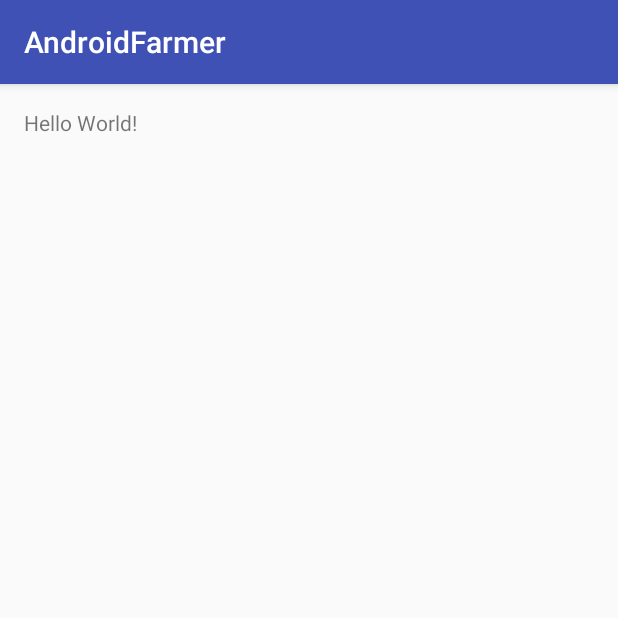
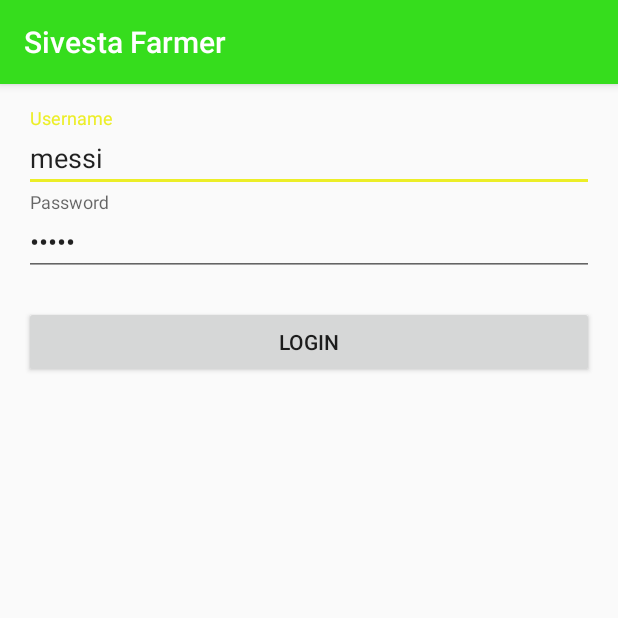
Before and after one commit to mramdanf/sivesta, an Android app: the screen it shows after launch (MainActivity before the commit, LoginActivity after it), on a phone screen of 412 x 824 dp, the top half of it. Run offline under Robolectric (Android 15) with nearby library versions, the phone set to English and light mode, and no system bars; our stand-ins replace ButterKnife, RxJava.

Commit message:
Farmer login android

```diff
--- a/AndroidFarmer/app/src/main/AndroidManifest.xml
+++ b/AndroidFarmer/app/src/main/AndroidManifest.xml
@@ -1,6 +1,8 @@
 <?xml version="1.0" encoding="utf-8"?>
 <manifest xmlns:android="http://schemas.android.com/apk/res/android"
     package="com.sivesta.androidfarmer">
+
+    <uses-permission android:name="android.permission.INTERNET" />
 
     <application
         android:allowBackup="true"
@@ -8,13 +10,15 @@
         android:label="@string/app_name"
         android:supportsRtl="true"
         android:theme="@style/AppTheme">
-        <activity android:name=".MainActivity">
+        <activity android:name=".Activity.LoginActivity">
             <intent-filter>
                 <action android:name="android.intent.action.MAIN" />
 
                 <category android:name="android.intent.category.LAUNCHER" />
             </intent-filter>
         </activity>
+        <activity android:name=".Activity.MainActivity" />
+        <activity android:name=".Activity.FormKomoditasActivity"></activity>
     </application>
 
 </manifest>
--- /dev/null
+++ b/AndroidFarmer/app/src/main/java/com/sivesta/androidfarmer/Activity/LoginActivity.java
@@ -0,0 +1,114 @@
+package com.sivesta.androidfarmer.Activity;
+
+import android.app.ProgressDialog;
+import android.content.Intent;
+import android.support.annotation.NonNull;
+import android.support.v7.app.AppCompatActivity;
+import android.os.Bundle;
+import android.util.Log;
+import android.view.View;
+import android.widget.EditText;
+
+import com.sivesta.androidfarmer.ApiEndPoint.FarmerEndPoint;
+import com.sivesta.androidfarmer.Helpers.AppConst;
+import com.sivesta.androidfarmer.Helpers.RetrofitHelper;
+import com.sivesta.androidfarmer.Helpers.Utility;
+import com.sivesta.androidfarmer.Models.Farmer;
+import com.sivesta.androidfarmer.R;
+
+import org.reactivestreams.Subscription;
+
+import butterknife.BindView;
+import butterknife.ButterKnife;
+import butterknife.OnClick;
+import io.reactivex.Observable;
+import io.reactivex.Observer;
+import io.reactivex.android.schedulers.AndroidSchedulers;
+import io.reactivex.disposables.CompositeDisposable;
+import io.reactivex.disposables.Disposable;
+import io.reactivex.schedulers.Schedulers;
+
+public class LoginActivity extends AppCompatActivity {
+
+    @BindView(R.id.in_username) EditText etUsername;
+    @BindView(R.id.in_password) EditText etPassword;
+
+    private final String LOG_TAG = this.getClass().getSimpleName();
+    private FarmerEndPoint mFarmerService;
+    private ProgressDialog mProgressDialog;
+
+    @NonNull
+    private CompositeDisposable mCompositeDisposable = new CompositeDisposable();
+
+    @Override
+    protected void onCreate(Bundle savedInstanceState) {
+        super.onCreate(savedInstanceState);
+        setContentView(R.layout.activity_login);
+
+        ButterKnife.bind(this);
+
+        mProgressDialog = new ProgressDialog(this);
+        mProgressDialog.setMessage(getString(R.string.please_wait_tex));
+        mProgressDialog.setCancelable(false);
+
+    }
+
+    private void checkLoginApi(Farmer farmer) {
+        mProgressDialog.show();
+        mFarmerService = new RetrofitHelper()
+                .getFarmerService(farmer.getUsername(), farmer.getPassword());
+        Observable<Farmer> loginFarmer = mFarmerService.checkLogin();
+        loginFarmer
+                .subscribeOn(Schedulers.newThread())
+                .observeOn(AndroidSchedulers.mainThread())
+                .subscribe(new Observer<Farmer>() {
+                    @Override
+                    public void onSubscribe(@io.reactivex.annotations.NonNull Disposable d) {
+
+                    }
+
+                    @Override
+                    public void onNext(@io.reactivex.annotations.NonNull Farmer farmer) {
+                        mProgressDialog.dismiss();
+                        Utility.setFarmerPrefs(LoginActivity.this, farmer);
+
+                        Intent mainActIntent = new Intent(LoginActivity.this, MainActivity.class);
+                        mainActIntent.putExtra(AppConst.OBJ_FARMER, farmer);
+                        startActivity(mainActIntent);
+                        finish();
+                    }
+
+                    @Override
+                    public void onError(@io.reactivex.annotations.NonNull Throwable e) {
+                        mProgressDialog.dismiss();
+                        if (e.getMessage().equals("HTTP 401 Unauthorized"))
+                            Utility.displayAlert(LoginActivity.this, getString(R.string.login_failed_tex));
+
+
+
+                    }
+
+                    @Override
+                    public void onComplete() {
+
+                    }
+                });
+
+
+    }
+
+    @Override
+    protected void onPause() {
+        super.onPause();
+        if (mProgressDialog != null)
+            mProgressDialog.dismiss();
+    }
+
+    @OnClick(R.id.btn_submit_login)
+    public void submitLogin(View v) {
+        Farmer f = new Farmer();
+        f.setUsername(etUsername.getText().toString());
+        f.setPassword(etPassword.getText().toString());
+        checkLoginApi(f);
+    }
+}
--- /dev/null
+++ b/AndroidFarmer/app/src/main/java/com/sivesta/androidfarmer/Helpers/AppConst.java
@@ -0,0 +1,15 @@
+package com.sivesta.androidfarmer.Helpers;
+
+/**
+ * Created by Ramdan Firdaus on 3/12/2017.
+ */
+
+public interface AppConst {
+    String PRF_FARMER = "prf_farmer";
+    String PRF_TAG_UNAME = "prf_tag_uname";
+    String PRF_TAG_PASS = "prf_tag_pass";
+    String OBJ_FARMER = "obj_farmer";
+    String OBJ_KOMODITAS = "obj_komoditas";
+    String VIEW_ID = "view_id";
+    String LIST_OBJ_KOMODITAS = "list_obj_komoditas";
+}
--- a/AndroidFarmer/app/src/main/java/com/sivesta/androidfarmer/MainActivity.java
+++ /dev/null
@@ -1,13 +0,0 @@
-package com.sivesta.androidfarmer;
-
-import android.support.v7.app.AppCompatActivity;
-import android.os.Bundle;
-
-public class MainActivity extends AppCompatActivity {
-
-    @Override
-    protected void onCreate(Bundle savedInstanceState) {
-        super.onCreate(savedInstanceState);
-        setContentView(R.layout.activity_main);
-    }
-}
--- /dev/null
+++ b/AndroidFarmer/app/src/main/res/layout/activity_login.xml
@@ -0,0 +1,52 @@
+<?xml version="1.0" encoding="utf-8"?>
+<LinearLayout
+    xmlns:android="http://schemas.android.com/apk/res/android"
+    xmlns:tools="http://schemas.android.com/tools"
+    android:id="@+id/activity_main"
+    android:layout_width="match_parent"
+    android:layout_height="match_parent"
+    android:paddingBottom="@dimen/activity_vertical_margin"
+    android:paddingLeft="@dimen/activity_horizontal_margin"
+    android:paddingRight="@dimen/activity_horizontal_margin"
+    android:orientation="vertical"
+    android:paddingTop="@dimen/activity_vertical_margin"
+    tools:context="com.sivesta.androidfarmer.Activity.MainActivity">
+
+    <android.support.design.widget.TextInputLayout
+        android:layout_width="match_parent"
+        android:layout_height="wrap_content">
+
+        <android.support.design.widget.TextInputEditText
+            android:id="@+id/in_username"
+            android:layout_width="match_parent"
+            android:layout_height="wrap_content"
+            android:imeOptions="actionNext"
+            android:inputType="text"
+            android:text="messi"
+            android:hint="@string/uname_tex"/>
+
+    </android.support.design.widget.TextInputLayout>
+
+    <android.support.design.widget.TextInputLayout
+        android:layout_width="match_parent"
+        android:layout_height="wrap_content">
+
+        <android.support.design.widget.TextInputEditText
+            android:id="@+id/in_password"
+            android:layout_width="match_parent"
+            android:layout_height="wrap_content"
+            android:imeOptions="actionNext"
+            android:text="messi"
+            android:inputType="textPassword"
+            android:hint="@string/password_tex"/>
+
+    </android.support.design.widget.TextInputLayout>
+
+    <Button
+        android:id="@+id/btn_submit_login"
+        android:layout_width="match_parent"
+        android:layout_height="wrap_content"
+        android:layout_marginTop="20dp"
+        android:text="@string/login_tex"/>
+
+</LinearLayout>
--- a/AndroidFarmer/app/src/main/res/values/colors.xml
+++ b/AndroidFarmer/app/src/main/res/values/colors.xml
@@ -1,6 +1,8 @@
 <?xml version="1.0" encoding="utf-8"?>
 <resources>
-    <color name="colorPrimary">#3F51B5</color>
-    <color name="colorPrimaryDark">#303F9F</color>
-    <color name="colorAccent">#FF4081</color>
+    <color name="colorPrimary">#36dd1d</color>
+    <color name="colorPrimaryDark">#34b621</color>
+    <color name="colorAccent">#ecee27</color>
+
+    <color name="white">#FFF</color>
 </resources>
--- a/AndroidFarmer/app/src/main/res/values/dimens.xml
+++ b/AndroidFarmer/app/src/main/res/values/dimens.xml
@@ -2,4 +2,8 @@
     <!-- Default screen margins, per the Android Design guidelines. -->
     <dimen name="activity_horizontal_margin">16dp</dimen>
     <dimen name="activity_vertical_margin">16dp</dimen>
+    <dimen name="medium_top_margin">10dp</dimen>
+    <dimen name="small_margin">5dp</dimen>
+    <dimen name="small_padding">3dp</dimen>
+
 </resources>
--- a/AndroidFarmer/app/src/main/res/values/strings.xml
+++ b/AndroidFarmer/app/src/main/res/values/strings.xml
@@ -1,3 +1,17 @@
 <resources>
-    <string name="app_name">AndroidFarmer</string>
+    <string name="app_name">Sivesta Farmer</string>
+    <string name="uname_tex">Username</string>
+    <string name="password_tex">Password</string>
+    <string name="login_tex">Login</string>
+    <string name="please_wait_tex">Please wait..</string>
+    <string name="login_failed_tex">Login gagal, username atau password salah.</string>
+
+    <string-array name="komoditas_type">
+        <item>Jenis Komoditas</item>
+        <item>Komoditas Perenial</item>
+        <item>Komoditas Tahunan</item>
+    </string-array>
+
+    <!-- TODO: Remove or change this placeholder text -->
+    <string name="hello_blank_fragment">Hello blank fragment</string>
 </resources>
--- a/AndroidFarmer/build.gradle
+++ b/AndroidFarmer/build.gradle
@@ -7,6 +7,7 @@ buildscript {
     dependencies {
         classpath 'com.android.tools.build:gradle:2.2.2'
 
+        classpath 'com.neenbedankt.gradle.plugins:android-apt:1.8' //for butterknife
         // NOTE: Do not place your application dependencies here; they belong
         // in the individual module build.gradle files
     }
```
Also changed, not shown: AndroidFarmer/app/build.gradle (+24 -0 lines), AndroidFarmer/app/src/main/java/com/sivesta/androidfarmer/Helpers/RetrofitHelper.java (added, +72 -0 lines), AndroidFarmer/app/src/main/java/com/sivesta/androidfarmer/Helpers/Utility.java (added, +57 -0 lines), AndroidFarmer/app/src/main/java/com/sivesta/androidfarmer/Models/Farmer.java (added, +104 -0 lines), AndroidFarmer/app/src/main/res/layout/custom_alert_dialog.xml (added, +16 -0 lines), 2 other files.
